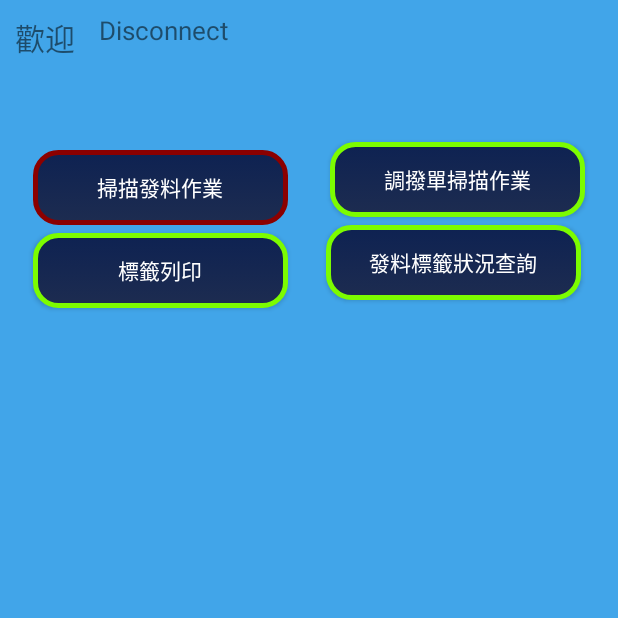
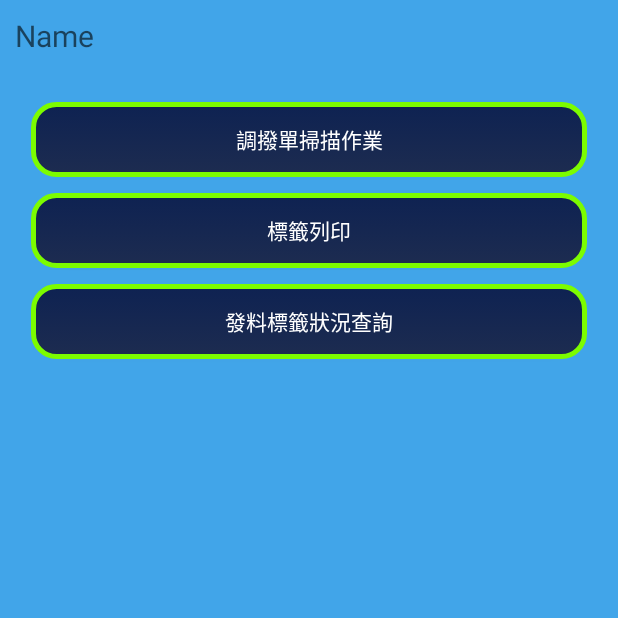
Before and after one commit to IT-Lelong/QuetPhatLieu, an Android app: the Menu screen opened directly, with no data from a screen before it, on a phone screen of 412 x 824 dp, the top half of it. Run offline under Robolectric (Android 15) with nearby library versions, the light colour scheme and no system bars; libraries missing offline, so code that uses them is left out: com.google.firebase.crashlytics; 1 statement that could not run was skipped.

```diff
--- a/build.gradle
+++ b/build.gradle
@@ -11,7 +11,7 @@ android {
         minSdkVersion 28
         targetSdkVersion 31
         versionCode 2
-        versionName "2.3"
+        versionName "2.7"
 
         testInstrumentationRunner "androidx.test.runner.AndroidJUnitRunner"
     }
--- a/src/main/java/com/example/klb_pda/Constant_Class.java
+++ b/src/main/java/com/example/klb_pda/Constant_Class.java
@@ -3,7 +3,7 @@ package com.example.klb_pda;
 public class Constant_Class {
     public static final String UpdateName = "PDA_PHATHANG";
     public static final String Update_serverAPK = "PDA_PhatHang.apk";
-    public static final String Package_Name = "com.example.klb_pda";
+    //public static final String Package_Name = "com.example.klb_pda";
     public static final String server = "PHP";
 
     public static String androidID = "";
--- a/src/main/java/com/example/klb_pda/Menu.java
+++ b/src/main/java/com/example/klb_pda/Menu.java
@@ -4,6 +4,7 @@ import androidx.appcompat.app.ActionBar;
 import androidx.appcompat.app.AppCompatActivity;
 
 import android.content.Intent;
+import android.os.AsyncTask;
 import android.os.Bundle;
 import android.view.View;
 import android.widget.Button;
@@ -11,6 +12,10 @@ import android.widget.TextView;
 import android.widget.Toast;
 
 import com.example.klb_pda.QRprint.qrcode_print;
+
+import org.json.JSONArray;
+import org.json.JSONException;
+import org.json.JSONObject;
 
 import java.io.BufferedReader;
 import java.io.InputStreamReader;
@@ -33,7 +38,7 @@ public class Menu extends AppCompatActivity {
         actionBar.hide();
 
         Bundle getbundle = getIntent().getExtras();
-        ID = Constant_Class.UserID;
+        ID = getbundle.getString("ID"); //mặc định
         g_server = Constant_Class.server;
         btnQR210 = (Button) findViewById(R.id.btnQR210);
         btnQR230 = (Button) findViewById(R.id.btnQR230);
@@ -41,14 +46,14 @@ public class Menu extends AppCompatActivity {
         btnprint = (Button) findViewById(R.id.btnprint);
         btnquery = (Button) findViewById(R.id.btnquery);
 
-
         btnQR210.setOnClickListener(btnlistener);
         btnQR230.setOnClickListener(btnlistener);
         btnprint.setOnClickListener(btnlistener);
         btnquery.setOnClickListener(btnlistener);
 
 
-        getIDname("http://172.16.40.20/" + g_server + "/getid.php?ID=" + ID);
+        //getIDname("http://172.16.40.20/" + g_server + "/getid.php?ID=" + ID);
+        new IDname().execute("http://172.16.40.20/" + Constant_Class.server + "/getidJson.php?ID=" + ID);
     }
 
     @Override
@@ -58,7 +63,7 @@ public class Menu extends AppCompatActivity {
         checkAppUpdate.checkVersion();
     }
 
-    private void getIDname(String apiUrl) {
+    /*private void getIDname(String apiUrl) {
         new Thread(new Runnable() {
             @Override
             public void run() {
@@ -84,6 +89,64 @@ public class Menu extends AppCompatActivity {
                 }
             }
         }).start();
+    }*/
+
+    //取得登入者姓名
+    private class IDname extends AsyncTask<String, Integer, String> {
+        String result = "";
+
+        @Override
+        protected String doInBackground(String... params) {
+            try {
+                URL url = new URL(params[0]);
+                HttpURLConnection conn = (HttpURLConnection) url.openConnection();
+                conn.setRequestMethod("GET");
+                conn.setConnectTimeout(10000);
+                conn.setReadTimeout(10000);
+                conn.setDoInput(true);
+                conn.setDoOutput(true);
+                conn.connect();
+                BufferedReader reader = new BufferedReader(new InputStreamReader(conn.getInputStream(), "UTF-8"));
+                result = reader.readLine();
+                reader.close();
+            } catch (Exception e) {
+                result = "";
+            } finally {
+                return result;
+            }
+        }
+
+        @Override
+        protected void onProgressUpdate(Integer... values) {
+
+        }
+
+        protected void onPostExecute(String result) {
+            runOnUiThread(new Runnable() {
+                @Override
+                public void run() {
+                    if(!result.equals("FALSE")){
+                        try{
+                            JSONArray jsonarray = new JSONArray(result);
+                            for (int i = 0; i < jsonarray.length(); i++) {
+                                JSONObject jsonObject = jsonarray.getJSONObject(i);
+                                menuID.setText(ID + " " + jsonObject.getString("TA_CPF001") + "\n" + jsonObject.getString("GEM02") );
+                                Constant_Class.UserID = ID;
+                                Constant_Class.UserName_zh = jsonObject.getString("CPF02");
+                                Constant_Class.UserName_vn = jsonObject.getString("TA_CPF001");
+                                Constant_Class.UserDepID = jsonObject.getString("CPF29");
+                                Constant_Class.UserDepName = jsonObject.getString("GEM02");
+                                Constant_Class.UserFactory = jsonObject.getString("CPF281");
+                            }
+                        } catch (JSONException e) {
+                            Toast alert = Toast.makeText(Menu.this, e.toString(), Toast.LENGTH_LONG);
+                            alert.show();
+                        }
+                    }
+
+                }
+            });
+        }
     }
 
     private View.OnClickListener btnlistener = new View.OnClickListener() {
--- a/src/main/res/layout/activity_menu.xml
+++ b/src/main/res/layout/activity_menu.xml
@@ -1,51 +1,39 @@
 <?xml version="1.0" encoding="utf-8"?>
-<androidx.constraintlayout.widget.ConstraintLayout
+<LinearLayout
     xmlns:android="http://schemas.android.com/apk/res/android"
     xmlns:app="http://schemas.android.com/apk/res-auto"
     xmlns:tools="http://schemas.android.com/tools"
     android:layout_width="match_parent"
     android:layout_height="match_parent"
     android:background="#41A5E9"
+    android:orientation="vertical"
     tools:context=".Menu">
 
-    <TextView
-        android:id="@+id/viewWelcome"
-        android:layout_width="wrap_content"
-        android:layout_height="30sp"
-        app:layout_constraintTop_toTopOf="parent"
-        app:layout_constraintLeft_toLeftOf="parent"
-        android:layout_marginTop="10sp"
-        android:layout_marginLeft="10sp"
-        android:text="@string/menu_welcome"
-        android:textSize="20sp"/>
+    <LinearLayout
+        android:layout_width="match_parent"
+        android:layout_height="wrap_content"
+        android:orientation="horizontal">
 
         <TextView
             android:id="@+id/menuID"
-        android:layout_width="332dp"
-        android:layout_height="81dp"
-        android:layout_marginLeft="16dp"
-        android:layout_marginTop="8dp"
-        android:text="Disconnect"
-        android:textSize="17sp"
-        app:layout_constraintLeft_toRightOf="@+id/viewWelcome"
-        app:layout_constraintTop_toTopOf="parent" />
+            android:layout_width="match_parent"
+            android:layout_height="wrap_content"
+            android:layout_margin="10sp"
+            android:hint="Name"
+            android:textSize="20sp" />
 
-    <Button
-        android:id="@+id/btnQR210"
-        android:layout_width="170dp"
-        android:layout_height="50dp"
-        android:layout_margin="5sp"
-        android:background="@drawable/button_type1"
-        android:text="@string/menu_btn01"
-        android:textColor="#FFFFFF"
-        android:textSize="14sp"
-        app:layout_constraintBottom_toBottomOf="@+id/btnQR230"
-        app:layout_constraintLeft_toLeftOf="parent"
-        app:layout_constraintRight_toLeftOf="@+id/btnQR230"
-        app:layout_constraintTop_toTopOf="@+id/btnQR230"
-        app:layout_constraintVertical_bias="0.0"
-        android:enabled="false"/>
+    </LinearLayout>
 
+    <TableLayout
+        android:layout_width="match_parent"
+        android:layout_height="wrap_content"
+        android:layout_marginTop="15dp"
+        android:layout_marginLeft="15dp"
+        android:layout_marginRight="15dp"
+        android:stretchColumns="*"
+        android:shrinkColumns="*">
+
+        <TableRow>
             <Button
                 android:id="@+id/btnQR230"
                 android:layout_width="170sp"
@@ -56,11 +44,10 @@
                 android:background="@drawable/button_type1"
                 android:text="@string/menu_btn02"
                 android:textColor="#FFFFFF"
-        android:textSize="14sp"
-        app:layout_constraintLeft_toRightOf="@id/btnQR210"
-        app:layout_constraintTop_toBottomOf="@+id/menuID"
-        app:layout_constraintRight_toRightOf="parent" />
+                android:textSize="14sp"/>
+        </TableRow>
 
+        <TableRow>
             <Button
                 android:id="@+id/btnprint"
                 android:layout_width="170sp"
@@ -69,12 +56,10 @@
                 android:background="@drawable/button_type1"
                 android:text="@string/btnQRcodePrint"
                 android:textColor="#FFFFFF"
-        android:textSize="14sp"
-        app:layout_constraintEnd_toEndOf="@+id/btnQR210"
-        app:layout_constraintLeft_toLeftOf="parent"
-        app:layout_constraintStart_toStartOf="@+id/btnQR210"
-        app:layout_constraintTop_toBottomOf="@+id/btnQR210" />
+                android:textSize="14sp" />
+        </TableRow>
 
+        <TableRow>
             <Button
                 android:id="@+id/btnquery"
                 android:layout_width="170sp"
@@ -85,12 +70,22 @@
                 android:background="@drawable/button_type1"
                 android:text="@string/btnquery"
                 android:textColor="#FFFFFF"
+                android:textSize="14sp" />
+        </TableRow>
+
+        <TableRow>
+            <Button
+                android:id="@+id/btnQR210"
+                android:layout_width="170dp"
+                android:layout_height="50dp"
+                android:layout_margin="5sp"
+                android:background="@drawable/button_type1"
+                android:text="@string/menu_btn01"
+                android:textColor="#FFFFFF"
                 android:textSize="14sp"
-        app:layout_constraintLeft_toRightOf="@+id/btnprint"
-        app:layout_constraintTop_toBottomOf="@+id/btnQR230"
-        app:layout_constraintRight_toRightOf="parent"
-        />
+                android:enabled="false"
+                android:visibility="invisible"/>
+        </TableRow>
+    </TableLayout>
 
-
-
-</androidx.constraintlayout.widget.ConstraintLayout>
+</LinearLayout>
--- a/src/main/res/values/strings.xml
+++ b/src/main/res/values/strings.xml
@@ -86,6 +86,7 @@
     <string name="qr230_msg01">調撥單查詢失敗</string>
     <string name="qr230_msg02">此調撥單無需掃描</string>
     <string name="qr230_msg03">無此筆資料</string>
+    <string name="qr230_msg04">批號不符合，請再確認</string>
 
     \*qrcode_print *\
     <string name="btnQRcodePrint">標籤列印</string>
```
Also changed, not shown: src/main/java/com/example/klb_pda/CheckDateTime.java (+20 -3 lines), src/main/java/com/example/klb_pda/qr230.java (+28 -5 lines), src/main/java/com/example/klb_pda/qr230DB.java (+8 -3 lines), 2 other files. Lines whose indentation alone changed are shown as unchanged.
